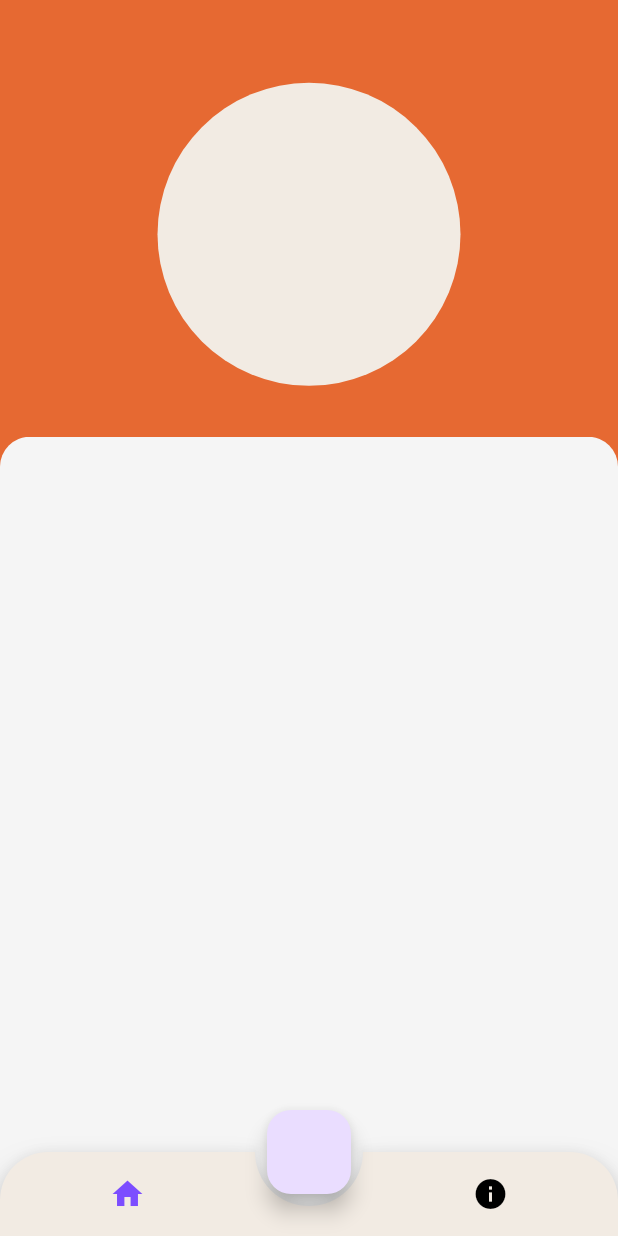
After one commit to Capstone-4Potato/frontend, a Flutter app: the HomeScreen screen opened directly, on a phone screen of 412 x 824 dp. The commit adds this screen. Run offline on Flutter 3.47's test engine with Material 3 defaults, Android fonts, the phone set to English and light mode, and no system bars; drawn by our look-alikes of animated_bottom_navigation_bar; our stand-ins replace audioplayers, convert, fl_chart, flutter_blue_plus, flutter_native_splash, flutter_secure_storage and 5 more; missing offline and left inert: audio_session, flutter_naver_login, flutter_sound, kakao_flutter_sdk_user; accounts and stored records are empty; project files that could hold a hidden picture were left out.

Commit message:
오류 수정

```diff
--- a/lib/function.dart
+++ b/lib/function.dart
@@ -73,7 +73,6 @@ Future<FeedbackData?> getFeedback(
   String url = 'http://potato.seatnullnull.com/cards/$cardId';
 
   String? token = await getAccessToken();
-
   // Function to make the POST request
   Future<http.Response> makePostRequest(String token) {
     return http.post(
--- a/lib/home/syllables/syllablefeedbackui.dart
+++ b/lib/home/syllables/syllablefeedbackui.dart
@@ -24,7 +24,10 @@ class _FeedbackUIState extends State<FeedbackUI> {
   }
 
   Future<void> _playUserRecording() async {
-    await _audioPlayer.play(DeviceFileSource(widget.recordedFilePath));
+    await _audioPlayer
+        .play(DeviceFileSource(widget.recordedFilePath, mimeType: "audio/mp3"))
+        .onError((error, stackTrace) =>
+            throw Exception("Failed to play Local audio $error"));
   }
 
   @override
--- /dev/null
+++ b/lib/home_screen.dart
@@ -0,0 +1,82 @@
+import 'package:animated_bottom_navigation_bar/animated_bottom_navigation_bar.dart';
+import 'package:flutter/cupertino.dart';
+import 'package:flutter/material.dart';
+import 'package:flutter/widgets.dart';
+import 'package:flutter_application_1/colors.dart';
+
+class HomeScreen extends StatefulWidget {
+  const HomeScreen({super.key});
+
+  @override
+  State<HomeScreen> createState() => _HomeScreenState();
+}
+
+class _HomeScreenState extends State<HomeScreen> with TickerProviderStateMixin {
+  var _bottomNavIndex = 0; //default index of a first screen
+
+  final iconList = <IconData>[
+    Icons.home,
+    Icons.info,
+  ];
+
+  @override
+  Widget build(BuildContext context) {
+    double width = MediaQuery.of(context).size.width * 393;
+    double height = MediaQuery.of(context).size.height / 852;
+
+    return Scaffold(
+      backgroundColor: const Color.fromARGB(255, 245, 245, 245),
+      body: Stack(
+        children: [
+          Container(
+            height: 380 * height,
+            color: primary,
+          ),
+          Container(
+            alignment: Alignment.center,
+            height: height * 323,
+            child: const CircleAvatar(
+              radius: 101,
+              backgroundColor: Color.fromARGB(255, 242, 235, 227),
+            ),
+          ),
+          DraggableScrollableSheet(
+            initialChildSize: 529 / 852,
+            minChildSize: 529 / 852,
+            builder: (BuildContext context, ScrollController scrollController) {
+              return SingleChildScrollView(
+                controller: scrollController,
+                child: Container(
+                  decoration: const BoxDecoration(
+                    color: Color.fromARGB(255, 245, 245, 245),
+                    borderRadius: BorderRadius.only(
+                        topLeft: Radius.circular(20),
+                        topRight: Radius.circular(20)),
+                  ),
+                  height: MediaQuery.of(context).size.height,
+                ),
+              );
+            },
+          ),
+        ],
+      ),
+      floatingActionButton: FloatingActionButton(
+        onPressed: () {},
+      ),
+      floatingActionButtonLocation: FloatingActionButtonLocation.centerDocked,
+      bottomNavigationBar: AnimatedBottomNavigationBar(
+        icons: const <IconData>[
+          Icons.home,
+          Icons.info,
+        ],
+        activeIndex: _bottomNavIndex,
+        gapLocation: GapLocation.center,
+        notchSmoothness: NotchSmoothness.sharpEdge,
+        leftCornerRadius: 32,
+        rightCornerRadius: 32,
+        onTap: (index) => setState(() => _bottomNavIndex = index),
+        backgroundColor: const Color.fromARGB(255, 242, 235, 227),
+      ),
+    );
+  }
+}
--- a/lib/main.dart
+++ b/lib/main.dart
@@ -2,6 +2,7 @@ import 'package:flutter/material.dart';
 import 'package:flutter/services.dart';
 import 'package:flutter_application_1/bottomnavigationbartest.dart';
 import 'package:flutter_application_1/colors.dart';
+import 'package:flutter_application_1/home_screen.dart';
 import 'package:flutter_application_1/login/login_screen.dart';
 import 'package:flutter_application_1/signup/signup_screen.dart';
 import 'package:flutter_application_1/signup/tutorial.dart';
--- a/pubspec.yaml
+++ b/pubspec.yaml
@@ -35,12 +35,14 @@ dependencies:
   flutter_cache_manager: ^3.3.0
   archive: ^3.3.4
   sign_in_with_apple: ^5.0.0
+  simple_circular_progress_bar: ^1.0.2
+  animated_bottom_navigation_bar: ^1.3.3
   #flutter_launcher_icons: ^0.12.0
   fl_chart: ^0.69.0
   google_sign_in: ^6.2.1
   # audio 관련 package
   just_audio: ^0.9.40
-  audioplayers: ^5.2.1
+  audioplayers: ^6.1.0
   audio_session: ^0.1.21
   flutter_blue_plus: ^1.33.4
 
```
Also changed, not shown: lib/home/customsentences/customlearningcard.dart (+14 -48 lines), lib/home/sentecnes/sentencelearningcard.dart (+5 -18 lines), lib/home/syllables/syllabelearningcard.dart (+28 -40 lines), lib/home/words/wordlearningcard.dart (+5 -18 lines), lib/ttsservice.dart (+24 -22 lines), lib/widgets/recording_error_dialog.dart (added, +76 -0 lines), pubspec.lock, 4 other files.
